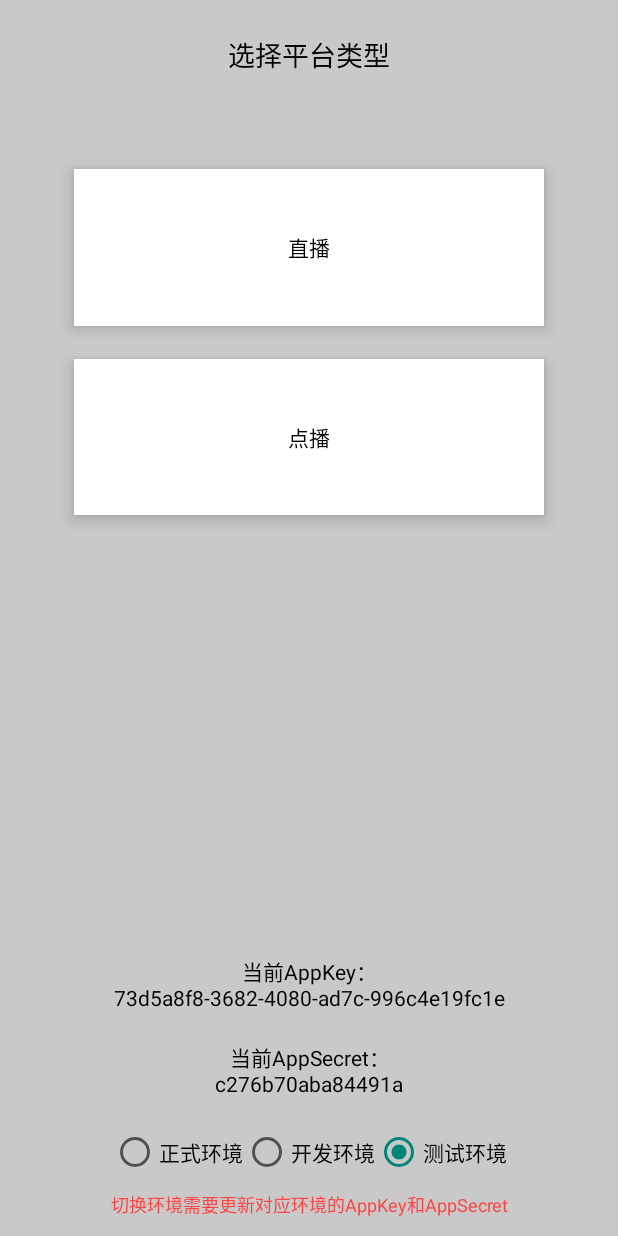
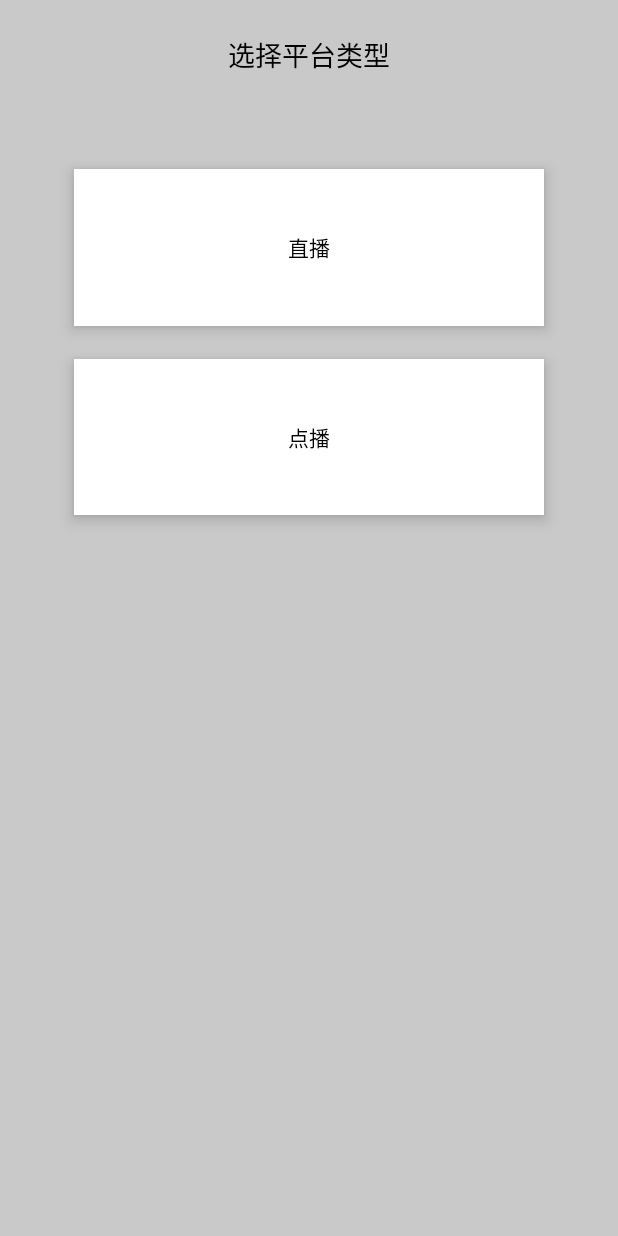
Before and after one commit to VideoOS/VideoOS-Android-SDK, an Android app: the screen it shows after launch (NavigationActivity), on a phone screen of 412 x 824 dp. Run offline under Robolectric (Android 15) with nearby library versions, the phone set to English and light mode, and no system bars; libraries missing offline, so code that uses them is left out: com.taobao.luaview; network calls fail; 5 statements that could not run were skipped.

Commit message:
hide some UI that  QA branch

```diff
--- a/VideoOS/app_demo/src/main/java/both/video/venvy/com/appdemo/activity/NavigationActivity.java
+++ b/VideoOS/app_demo/src/main/java/both/video/venvy/com/appdemo/activity/NavigationActivity.java
@@ -33,11 +33,10 @@ public class NavigationActivity extends AppCompatActivity implements View.OnClic
         tv_app_key = findViewById(R.id.tv_app_key);
         tv_app_secret = findViewById(R.id.tv_app_secret);
 
-
         ((RadioButton) findViewById(R.id.rb_release)).setChecked(DebugStatus.isRelease());
         ((RadioButton) findViewById(R.id.rb_debug)).setChecked(DebugStatus.isDebug());
         ((RadioButton) findViewById(R.id.rb_preview)).setChecked(DebugStatus.isPreView());
-
+        ((RadioGroup) findViewById(R.id.rg_environment)).setVisibility(View.GONE);
         ((RadioGroup) findViewById(R.id.rg_environment)).setOnCheckedChangeListener(new RadioGroup.OnCheckedChangeListener() {
             @Override
             public void onCheckedChanged(RadioGroup group, int checkedId) {
--- a/VideoOS/app_demo/src/main/res/layout/activity_main.xml
+++ b/VideoOS/app_demo/src/main/res/layout/activity_main.xml
@@ -125,6 +125,7 @@
         app:layout_constraintLeft_toLeftOf="parent"
         app:layout_constraintRight_toRightOf="parent"
         app:layout_constraintBottom_toTopOf="@+id/tv_app_secret"
+        android:visibility="invisible"
         />
 
     <TextView
@@ -139,6 +140,7 @@
         app:layout_constraintLeft_toLeftOf="parent"
         app:layout_constraintRight_toRightOf="parent"
         app:layout_constraintBottom_toTopOf="@+id/rg_environment"
+        android:visibility="invisible"
         />
 
     <RadioGroup
@@ -152,6 +154,7 @@
         app:layout_constraintLeft_toLeftOf="parent"
         app:layout_constraintRight_toRightOf="parent"
         android:layout_marginBottom="40dp"
+        android:visibility="invisible"
         >
         <RadioButton
             android:id="@+id/rb_release"
@@ -185,6 +188,7 @@
         android:gravity="center"
         android:text="切换环境需要更新对应环境的AppKey和AppSecret"
         android:layout_marginBottom="12dp"
+        android:visibility="gone"
         />
 
 
--- a/VideoOS/app_demo/src/main/res/layout/layout_os_setting_button.xml
+++ b/VideoOS/app_demo/src/main/res/layout/layout_os_setting_button.xml
@@ -30,7 +30,7 @@
         app:layout_constraintHorizontal_bias="0.0"
         app:layout_constraintLeft_toLeftOf="@+id/guideline9"
         app:layout_constraintRight_toRightOf="parent"
-        android:visibility="visible"
+        android:visibility="invisible"
         />
 
     <android.support.constraint.Guideline
@@ -50,6 +50,6 @@
         app:layout_constraintRight_toLeftOf="@+id/bt_os_setting_mall"
         app:layout_constraintTop_toTopOf="parent"
         app:layout_constraintVertical_bias="1.0"
-        android:visibility="visible"
+        android:visibility="invisible"
         />
 </android.support.constraint.ConstraintLayout>
```
